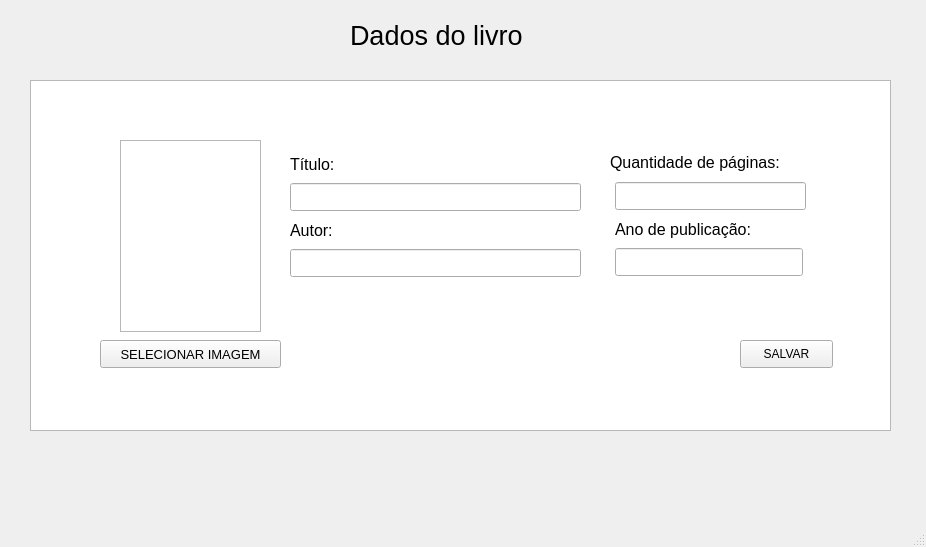
Above: telas/tela_cadastro_livro.ui from Gas-Helio/CRUD-Biblioteca before the change. Below: the same form after it.
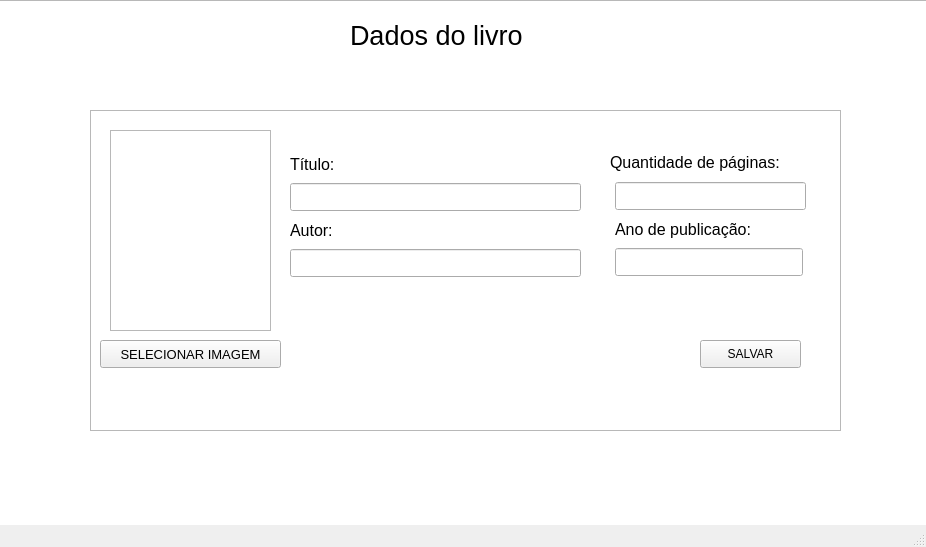
That is the form after the change. Icons and pictures are not drawn.

Commit message: tela de cadastro de livro (ok)

```diff
--- a/telas/tela_cadastro_livro.ui
+++ b/telas/tela_cadastro_livro.ui
@@ -71,9 +71,9 @@
    <widget class="QPushButton" name="botao_salvar_livro">
     <property name="geometry">
      <rect>
-      <x>740</x>
+      <x>700</x>
       <y>340</y>
-      <width>93</width>
+      <width>101</width>
       <height>28</height>
      </rect>
     </property>
@@ -166,16 +166,6 @@
      </font>
     </property>
    </widget>
-   <widget class="QTextBrowser" name="textBrowser_2">
-    <property name="geometry">
-     <rect>
-      <x>120</x>
-      <y>140</y>
-      <width>141</width>
-      <height>192</height>
-     </rect>
-    </property>
-   </widget>
    <widget class="QPushButton" name="botao_selecionar_img">
     <property name="geometry">
      <rect>
@@ -201,10 +191,10 @@
    <widget class="QLabel" name="colocar_imagem">
     <property name="geometry">
      <rect>
-      <x>120</x>
-      <y>140</y>
-      <width>141</width>
-      <height>191</height>
+      <x>110</x>
+      <y>130</y>
+      <width>161</width>
+      <height>201</height>
      </rect>
     </property>
     <property name="text">
@@ -214,10 +204,10 @@
    <widget class="QTextBrowser" name="textBrowser">
     <property name="geometry">
      <rect>
-      <x>30</x>
-      <y>80</y>
-      <width>861</width>
-      <height>351</height>
+      <x>-20</x>
+      <y>0</y>
+      <width>951</width>
+      <height>531</height>
      </rect>
     </property>
    </widget>
@@ -239,20 +229,41 @@
      <string>Quantidade de páginas:</string>
     </property>
    </widget>
+   <widget class="QTextBrowser" name="textBrowser_3">
+    <property name="geometry">
+     <rect>
+      <x>90</x>
+      <y>110</y>
+      <width>751</width>
+      <height>321</height>
+     </rect>
+    </property>
+   </widget>
+   <widget class="QTextBrowser" name="textBrowser_2">
+    <property name="geometry">
+     <rect>
+      <x>110</x>
+      <y>130</y>
+      <width>161</width>
+      <height>201</height>
+     </rect>
+    </property>
+   </widget>
    <zorder>textBrowser</zorder>
-   <zorder>label</zorder>
-   <zorder>titulo</zorder>
    <zorder>label_2</zorder>
-   <zorder>botao_salvar_livro</zorder>
+   <zorder>textBrowser_3</zorder>
+   <zorder>label_7</zorder>
+   <zorder>titulo</zorder>
+   <zorder>label</zorder>
    <zorder>label_3</zorder>
-   <zorder>autor</zorder>
    <zorder>qtd_pag</zorder>
-   <zorder>label_5</zorder>
+   <zorder>autor</zorder>
    <zorder>ano_publi</zorder>
-   <zorder>textBrowser_2</zorder>
+   <zorder>botao_salvar_livro</zorder>
    <zorder>botao_selecionar_img</zorder>
+   <zorder>textBrowser_2</zorder>
    <zorder>colocar_imagem</zorder>
-   <zorder>label_7</zorder>
+   <zorder>label_5</zorder>
   </widget>
   <widget class="QMenuBar" name="menubar">
    <property name="geometry">
@@ -260,7 +271,7 @@
      <x>0</x>
      <y>0</y>
      <width>926</width>
-     <height>25</height>
+     <height>22</height>
     </rect>
    </property>
   </widget>
```
The commit also changes 2 other files.
